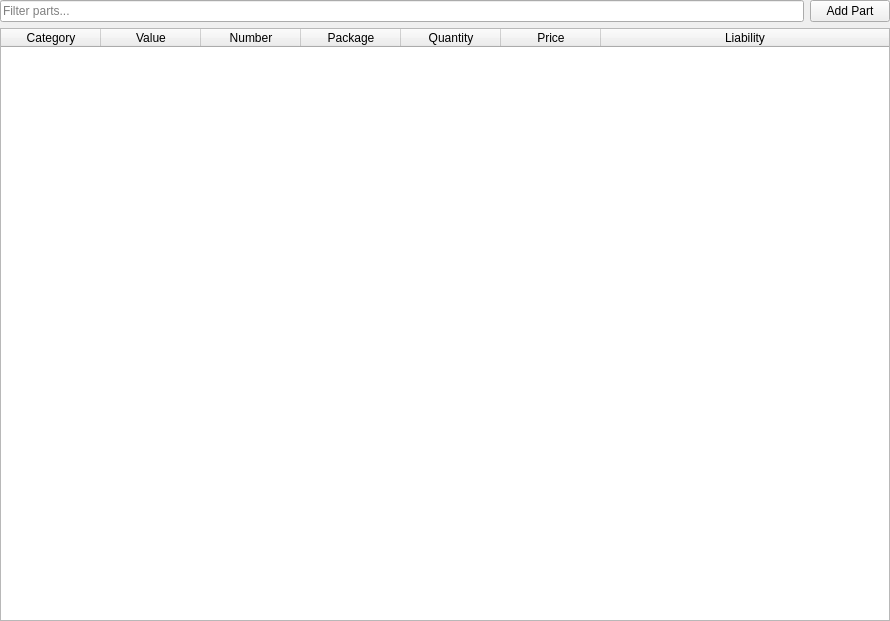
Before: the Qt Designer form ui/widget_parts.ui in jwjulien/inventory, drawn with Qt 5.
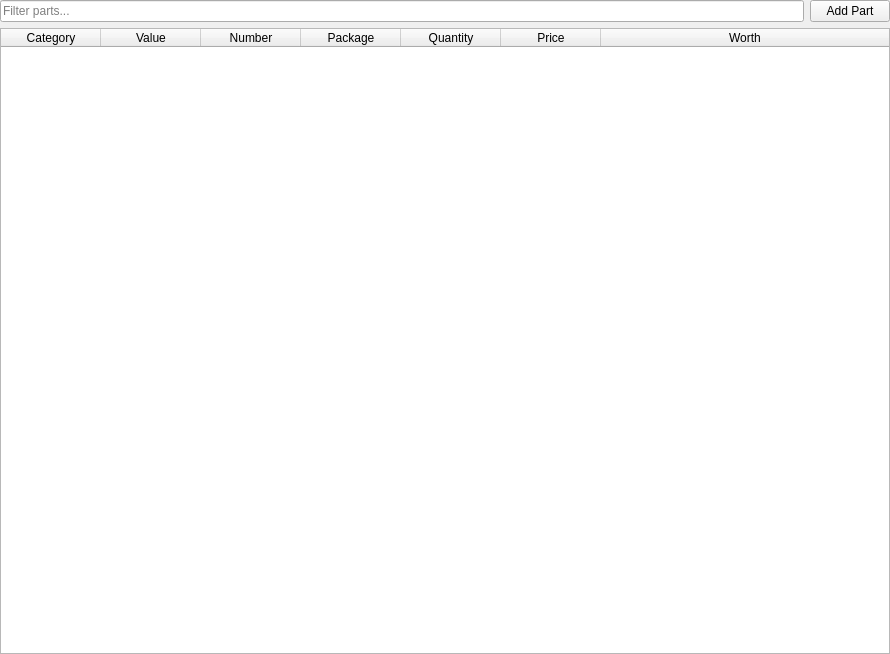
After: the same form once the commit is applied.

Commit message: changed "liability" to "worth" - more appropritate name

```diff
--- a/ui/widget_parts.ui
+++ b/ui/widget_parts.ui
@@ -7,7 +7,7 @@
     <x>0</x>
     <y>0</y>
     <width>890</width>
-    <height>621</height>
+    <height>654</height>
    </rect>
   </property>
   <property name="windowTitle">
@@ -99,7 +99,7 @@
      </column>
      <column>
       <property name="text">
-       <string>Liability</string>
+       <string>Worth</string>
       </property>
      </column>
     </widget>
```
The commit also changes 2 other files.
